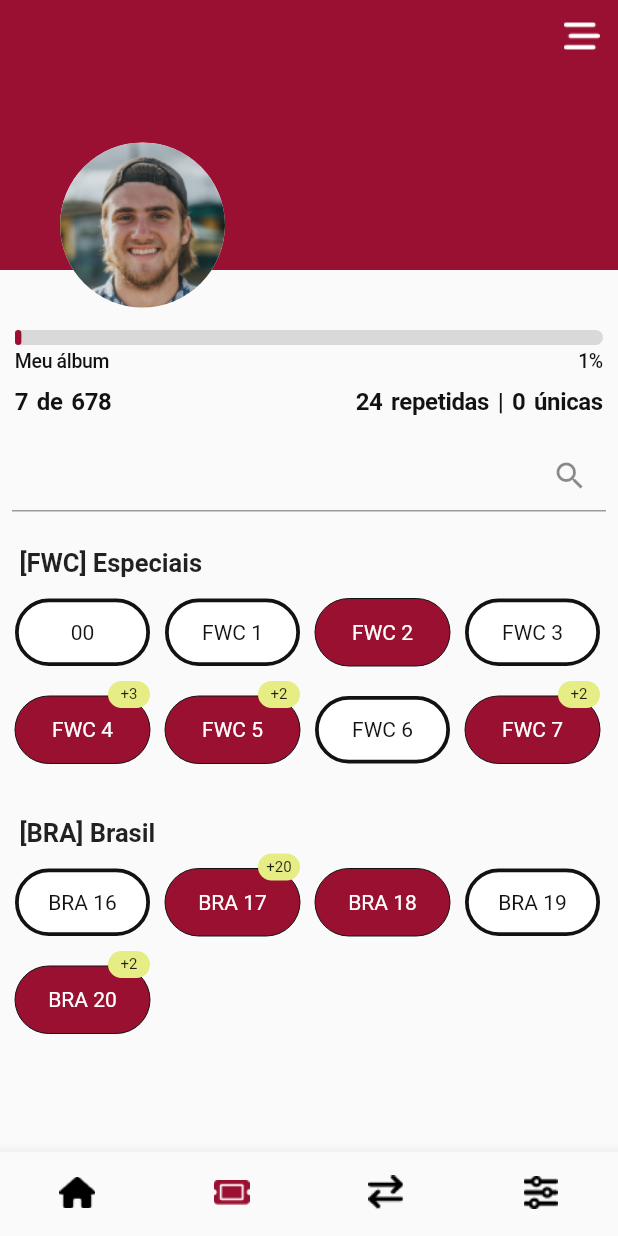
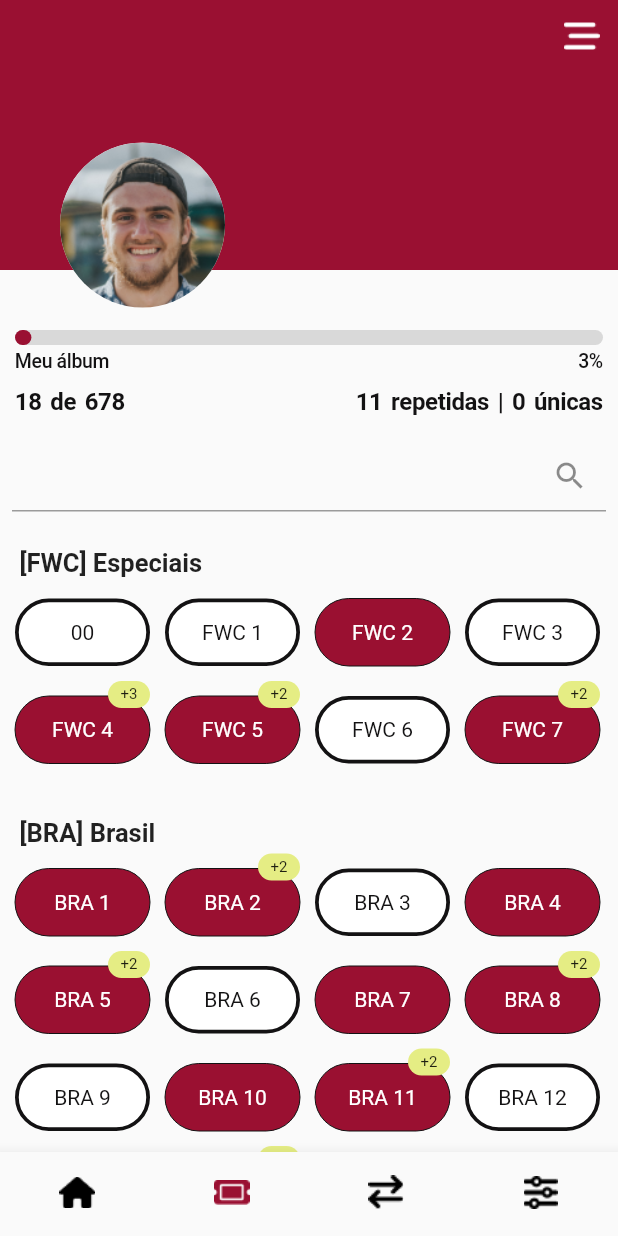
Before and after one commit to nataly-enne/sticker-swap, a Flutter app: the screen it shows after launch, item 2 of the bottom bar chosen, on a phone screen of 412 x 824 dp. Run offline on Flutter 3.47's test engine with Material 2 defaults, Android fonts, the phone set to English and light mode, and no system bars; our stand-ins replace dio, flutter_dotenv, flutter_modular, rxdart.

Commit message:
Grupos de nomes

```diff
--- a/client/lib/src/modules/sticker/domain/usecases/get_album.dart
+++ b/client/lib/src/modules/sticker/domain/usecases/get_album.dart
@@ -23,12 +23,9 @@ class GetAlbumImpl extends IGetAlbum{
         Sticker(id: 5, text: "FWC 6", idGroup: 0, quantity: 0),
         Sticker(id: 5, text: "FWC 7", idGroup: 0, quantity: 2),
       ],
-      26 : [
-        Sticker(id: 1, text: "BRA 16", idGroup: 26, quantity: 0),
-        Sticker(id: 2, text: "BRA 17", idGroup: 26, quantity: 20),
-        Sticker(id: 3, text: "BRA 18", idGroup: 26, quantity: 1),
-        Sticker(id: 4, text: "BRA 19", idGroup: 26, quantity: 0),
-        Sticker(id: 5, text: "BRA 20", idGroup: 26, quantity: 2),
+      27 : [
+        for(int i=1; i<=20; i++)
+          Sticker(id: i, text: "BRA $i", idGroup: 27, quantity: i%3),
       ]
     };
 
--- a/client/lib/src/utils/consts/group_names_utils.dart
+++ b/client/lib/src/utils/consts/group_names_utils.dart
@@ -2,7 +2,41 @@ class GroupNamesUtils{
 
   static Map<int, String> names = {
     0 : "[FWC] Especiais",
-    26 : "[BRA] Brasil"
+    1 : "[FWC] Estádios",
+    2 : "[FWC] Bola",
+
+    03 : "[QAT] Escreve...",
+    04 : "[ECU] Equador",
+    05 : "[SEN] Escreve...",
+    06 : "[NED] Escreve...",
+    07 : "[ENG] Escreve...",
+    08 : "[IRN] Escreve...",
+    09 : "[USA] Escreve...",
+    10 : "[WAL] Escreve...",
+    11 : "[ARG] Escreve...",
+    12 : "[KSA] Escreve...",
+    13 : "[MEX] Escreve...",
+    14 : "[POL] Escreve...",
+    15 : "[FRA] Escreve...",
+    16 : "[AUS] Escreve...",
+    17 : "[DEN] Escreve...",
+    18 : "[TUN] Escreve...",
+    19 : "[ESP] Escreve...",
+    20 : "[CRC] Escreve...",
+    21 : "[GER] Escreve...",
+    22 : "[JPN] Escreve...",
+    23 : "[BEL] Escreve...",
+    24 : "[CAN] Escreve...",
+    25 : "[MAR] Escreve...",
+    26 : "[CRO] Escreve...",
+    27 : "[BRA] Brasil",
+    28 : "[SRB] Escreve...",
+    29 : "[SUI] Escreve...",
+    30 : "[CMR] Brasil",
+    31 : "[POR] Escreve...",
+    32 : "[GHA] Escreve...",
+    33 : "[URU] Escreve...",
+    34 : "[KOR] Escreve...",
   };
 
 
--- a/client/lib/src/utils/consts/group_sticker_utils.dart
+++ b/client/lib/src/utils/consts/group_sticker_utils.dart
@@ -36,11 +36,11 @@ class GroupStickerUtils{
     StickerGroup(id: 27, name: "[BRA]\nBrasil", image: "assets/images/bandeiras/Brasil.png"),
     StickerGroup(id: 28, name: "[SRB]\nEscreve...", image: "assets/images/bandeiras/Sérvia.png"),
     StickerGroup(id: 29, name: "[SUI]\nEscreve...", image: "assets/images/bandeiras/Suíça.png"),
-    StickerGroup(id: 30, name: "[CMR]\nBrasil", image: "assets/images/bandeiras/camarões.png"),
+    StickerGroup(id: 30, name: "[CMR]\nEscreve...", image: "assets/images/bandeiras/camarões.png"),
     StickerGroup(id: 31, name: "[POR]\nEscreve...", image: "assets/images/bandeiras/portugal.png"),
-    StickerGroup(id: 32, name: "[GHA]\nBrasil", image: "assets/images/bandeiras/gana.png"),
-    StickerGroup(id: 33, name: "[URU]\nBrasil", image: "assets/images/bandeiras/Uruguai.png"),
-    StickerGroup(id: 34, name: "[KOR]\nBrasil", image: "assets/images/bandeiras/COREIA DO SUL.png"),
+    StickerGroup(id: 32, name: "[GHA]\nEscreve...", image: "assets/images/bandeiras/gana.png"),
+    StickerGroup(id: 33, name: "[URU]\nEscreve...", image: "assets/images/bandeiras/Uruguai.png"),
+    StickerGroup(id: 34, name: "[KOR]\nEscreve...", image: "assets/images/bandeiras/COREIA DO SUL.png"),
   ];
 
 
```
